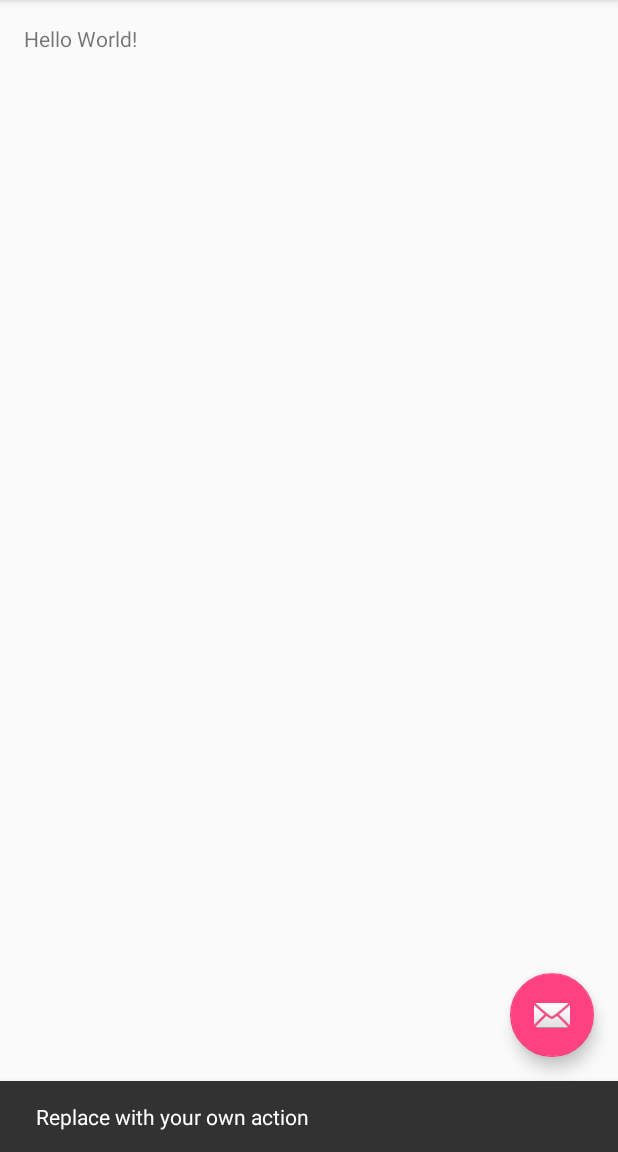
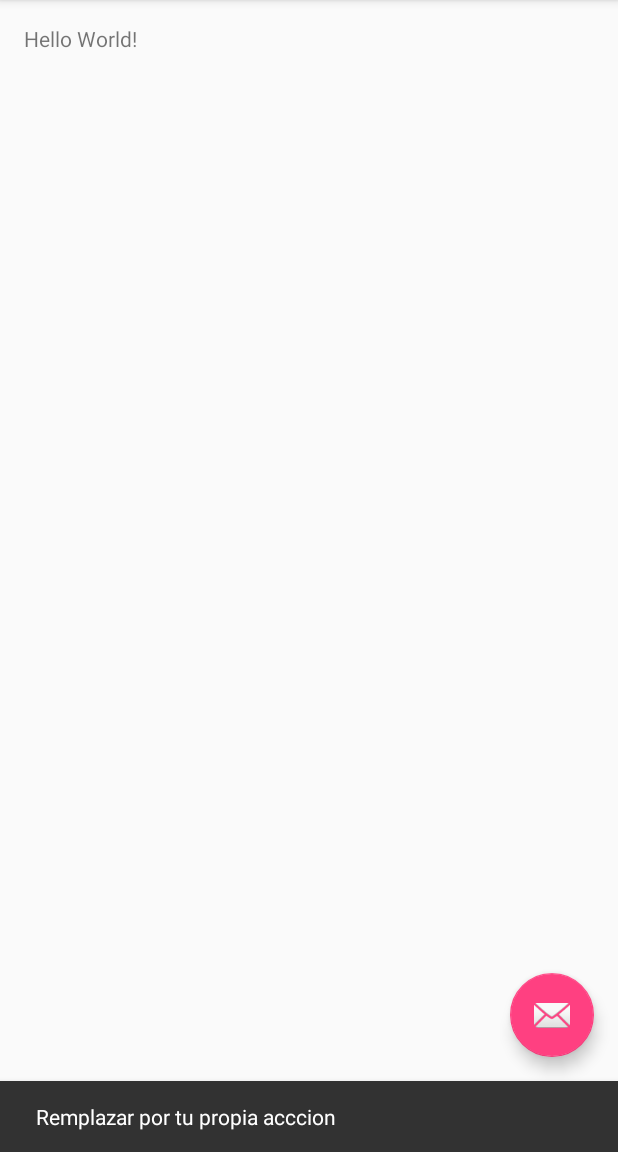
Before and after one commit to dtvc/Githubtest, an Android app: the screen it shows after launch (MainActivity), after a tap on an icon or button, on a phone screen of 412 x 824 dp, the part 84-1236 px from its top. Run offline under Robolectric (Android 15) with nearby library versions, the phone set to English and light mode, and no system bars.

Commit message:
Added translation

```diff
--- a/app/src/main/java/com/example/dani/githubtest/MainActivity.java
+++ b/app/src/main/java/com/example/dani/githubtest/MainActivity.java
@@ -27,7 +27,7 @@ public class MainActivity extends AppCompatActivity
         fab.setOnClickListener(new View.OnClickListener() {
             @Override
             public void onClick(View view) {
-                Snackbar.make(view, "Replace with your own action", Snackbar.LENGTH_LONG)
+                Snackbar.make(view, "Remplazar por tu propia acccion", Snackbar.LENGTH_LONG)
                         .setAction("Action", null).show();
             }
         });
```
